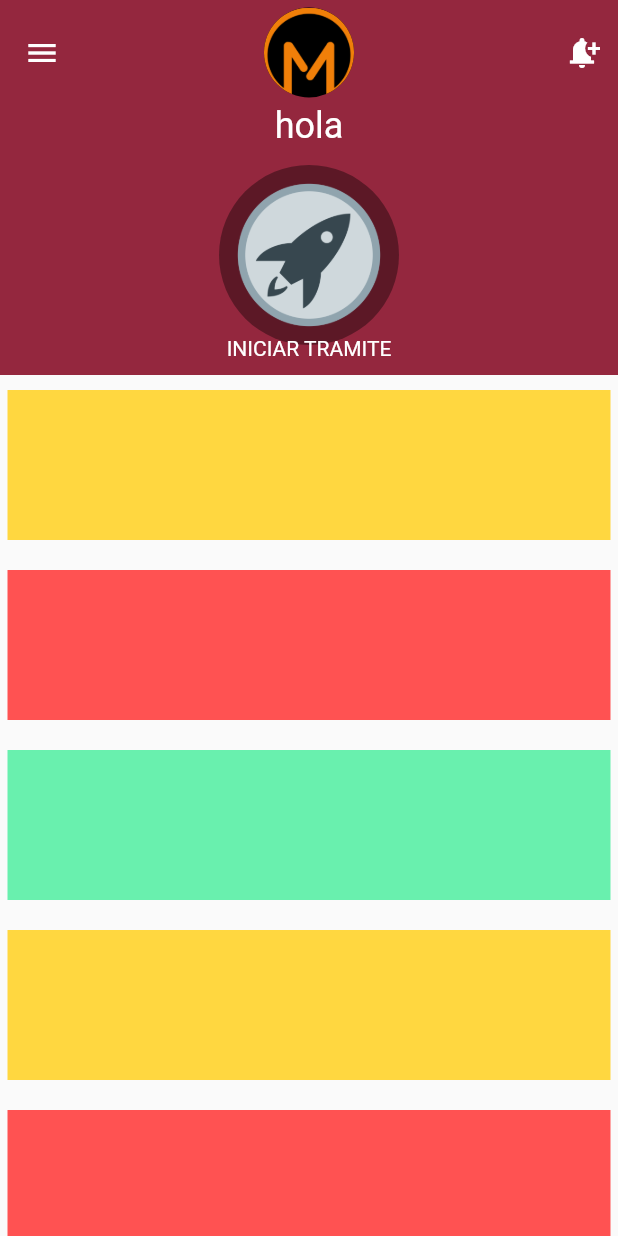
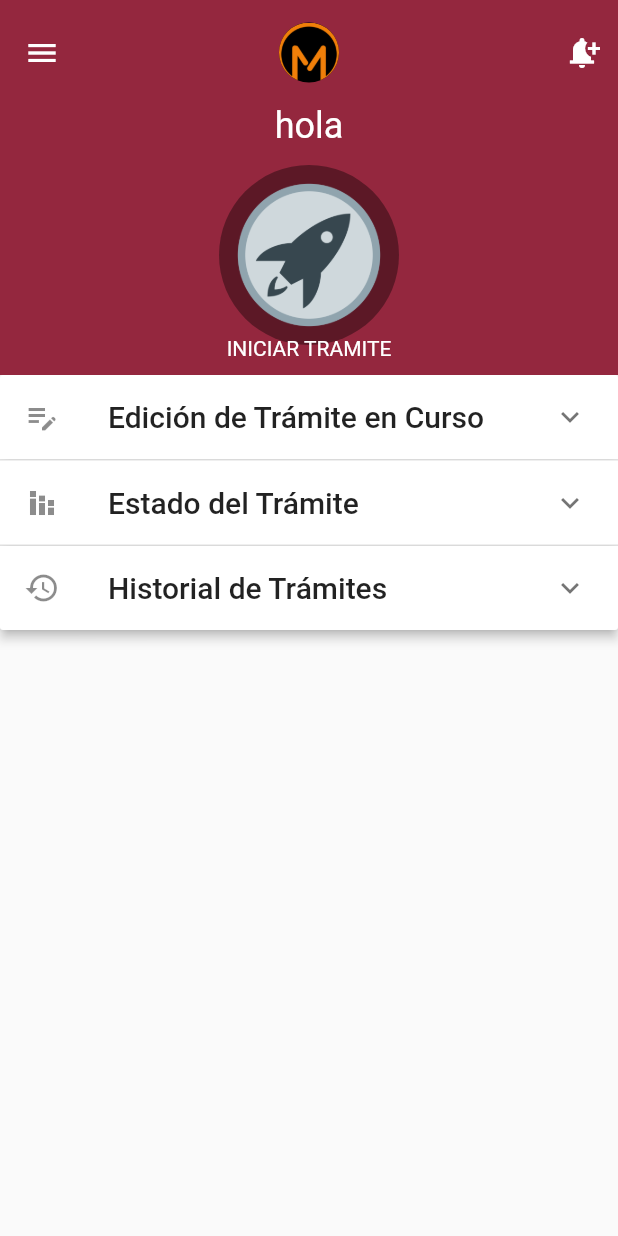
Before and after one commit to FSALVA157/fl_mediacion_clienteApp, a Flutter app: the HomeScreen screen opened by its route, on a phone screen of 412 x 824 dp. Run offline on Flutter 3.47's test engine with Material 2 defaults, Android fonts, the light colour scheme and no system bars.

Commit message:
List panel

```diff
--- a/lib/screens/home_screen.dart
+++ b/lib/screens/home_screen.dart
@@ -1,5 +1,6 @@
 
 import 'package:fl_cliente_mediacion/providers/login_provider.dart';
+import 'package:fl_cliente_mediacion/ui/input_decorations.dart';
 import 'package:flutter/material.dart';
 import 'package:provider/provider.dart';
 import 'package:vector_math/vector_math_64.dart' as vector;
@@ -14,7 +15,14 @@ class HomeScreen extends StatelessWidget {
 
     return  SafeArea(
       child: Scaffold(
-        appBar: AppBar(
+        appBar: _appBarFijo(),
+        body: const _SliverHome(),
+      ),
+    );
+  }
+
+  AppBar _appBarFijo() {
+    return AppBar(
         elevation: 0,
         //shape: RoundedRectangleBorder(borderRadius: BorderRadius.only(bottomLeft: Radius.circular(20), bottomRight: Radius.circular(20))),
         toolbarHeight: 70,
@@ -22,7 +30,7 @@ class HomeScreen extends StatelessWidget {
         centerTitle: true,
         //title: const Icon(Icons.workspaces_filled, size: 50),
         title: CircleAvatar(
-            radius: 30,
+          radius: 20,
           backgroundColor: Colors.black,
           backgroundImage: AssetImage('assets/logo_m.png'),
         ),
@@ -35,9 +43,6 @@ class HomeScreen extends StatelessWidget {
             icon: const Icon(Icons.notification_add, color: Colors.white,)
             )
         ],
-        ),
-        body: const _SliverHome(),
-      ),
       );
   }
 }
@@ -60,42 +65,77 @@ class _SliverHome extends StatelessWidget {
           ),
         SliverList(
           delegate: SliverChildListDelegate([
-            Container(
-              height: 100,
-              margin: EdgeInsets.symmetric(vertical: 10, horizontal: 5),
-              color: Colors.amberAccent,
-            ),
-            Container(
-              height: 100,
-              margin: EdgeInsets.symmetric(vertical: 10, horizontal: 5),
-              color: Colors.redAccent,
-            ),
-            Container(
-              height: 100,
-              margin: EdgeInsets.symmetric(vertical: 10, horizontal: 5),
-              color: Colors.greenAccent,
-            ),
-                  Container(
-              height: 100,
-              margin: EdgeInsets.symmetric(vertical: 10, horizontal: 5),
-              color: Colors.amberAccent,
-            ),
-            Container(
-              height: 100,
-              margin: EdgeInsets.symmetric(vertical: 10, horizontal: 5),
-              color: Colors.redAccent,
-            ),
-            Container(
-              height: 100,
-              margin: EdgeInsets.symmetric(vertical: 10, horizontal: 5),
-              color: Colors.greenAccent,
+             ExpansionPanelList.radio(
+               animationDuration: Duration(seconds: 1),
+              expandedHeaderPadding: EdgeInsets.all(10),
+              elevation: 3,
+              children: [
+                _expansionPanelEdition(),
+                _expansionPanelEstadoTramite(),
+                _historialTramites()
+              ],
             )
+
+
           ])
           )
 
       ],
     );
   }
+
+  ExpansionPanelRadio _expansionPanelEdition() {
+    return ExpansionPanelRadio(
+                canTapOnHeader: true,
+                value: "formulario",
+                headerBuilder: (context, isExpanded){
+                  return ListTile(
+                    leading: Icon(Icons.edit_note_outlined),
+                    title: Text('Edición de Trámite en Curso', style: Theme.of(context).textTheme.headline6),
+                  );
+                } ,
+                body: ListTile(
+                    title: Text('Ut consectetur laborum ut velit nostrud tempor. Esse officia minim exercitation Lorem in magna cupidatat. Minim elit veniam ex ex ad ullamco mollit nulla reprehenderit non aliquip ut.',
+                     style: TextStyle(color: Colors.blue, fontWeight: FontWeight.bold)),
+                  )
+                );
+  }
+
+
+ExpansionPanelRadio _expansionPanelEstadoTramite() {
+    return ExpansionPanelRadio(
+                canTapOnHeader: true,
+                value: "detalle",
+                headerBuilder: (context, isExpanded){
+                  return ListTile(
+                    leading: Icon(Icons.stacked_bar_chart_outlined),
+                    title: Text('Estado del Trámite', style: Theme.of(context).textTheme.headline6),
+                  );
+                } ,
+                body: ListTile(
+                    title: Text('Excepteur officia labore fugiat reprehenderit reprehenderit. Lorem laboris aliquip ipsum labore nisi eiusmod nostrud sit enim id. Do nulla est officia consequat in qui consequat irure labore magna nulla. Sit velit fugiat dolor aliquip culpa ipsum ut occaecat ex anim aute ipsum ullamco officia. Eiusmod ad exercitation dolore eu aliqua exercitation enim est eiusmod in. Laborum ut sit officia id eu incididunt proident. Elit ut ex aliqua officia consequat elit in ullamco ut ullamco.Elit sunt magna reprehenderit ad et et nisi aliquip elit consequat. Irure sunt nostrud sit voluptate mollit cillum Lorem est laboris quis. Sint deserunt in quis ad laborum. Id sint cillum aute ut duis veniam fugiat. Mollit laboris ea consequat id id. Laborum enim magna anim nulla eu incididunt et.Anim esse amet id laboris sit sunt. Cupidatat et duis nulla adipisicing sint. Occaecat exercitation laboris voluptate dolore id incididunt nulla. Qui magna consectetur laboris elit deserunt.Ut consectetur laborum ut velit nostrud tempor. Esse officia minim exercitation Lorem in magna cupidatat. Minim elit veniam ex ex ad ullamco mollit nulla reprehenderit non aliquip ut.',
+                     style: TextStyle(color: Colors.black, fontWeight: FontWeight.bold)),
+                  )
+                );
+  }
+
+  ExpansionPanelRadio _historialTramites() {
+    return ExpansionPanelRadio(
+                canTapOnHeader: true,
+                value: "historial",
+                headerBuilder: (context, isExpanded){
+                  return ListTile(
+                    leading: Icon(Icons.history),
+                    title: Text('Historial de Trámites', style: Theme.of(context).textTheme.headline6),
+                  );
+                } ,
+                body: ListTile(
+                    title: Text('Excepteur officia labore fugiat reprehenderit reprehenderit. Lorem laboris aliquip ipsum labore nisi eiusmod nostrud sit enim id. Do nulla est officia consequat in qui consequat irure labore magna nulla. Sit velit fugiat dolor aliquip culpa ipsum ut occaecat ex anim aute ipsum ullamco officia. Eiusmod ad exercitation dolore eu aliqua exercitation enim est eiusmod in. Laborum ut sit officia id eu incididunt proident. Elit ut ex aliqua officia consequat elit in ullamco ut ullamco.Elit sunt magna reprehenderit ad et et nisi aliquip elit consequat. Irure sunt nostrud sit voluptate mollit cillum Lorem est laboris quis. Sint deserunt in quis ad laborum. Id sint cillum aute ut duis veniam fugiat. Mollit laboris ea consequat id id. Laborum enim magna anim nulla eu incididunt et.Anim esse amet id laboris sit sunt. Cupidatat et duis nulla adipisicing sint. Occaecat exercitation laboris voluptate dolore id incididunt nulla. Qui magna consectetur laboris elit deserunt.Ut consectetur laborum ut velit nostrud tempor. Esse officia minim exercitation Lorem in magna cupidatat. Minim elit veniam ex ex ad ullamco mollit nulla reprehenderit non aliquip ut.',
+                     style: TextStyle(color: Colors.green, fontWeight: FontWeight.bold)),
+                  )
+                );
+  }
+
 }
 
 class _MySliverPersistenHeader  extends SliverPersistentHeaderDelegate {
```
Lines whose indentation alone changed are shown as unchanged.
